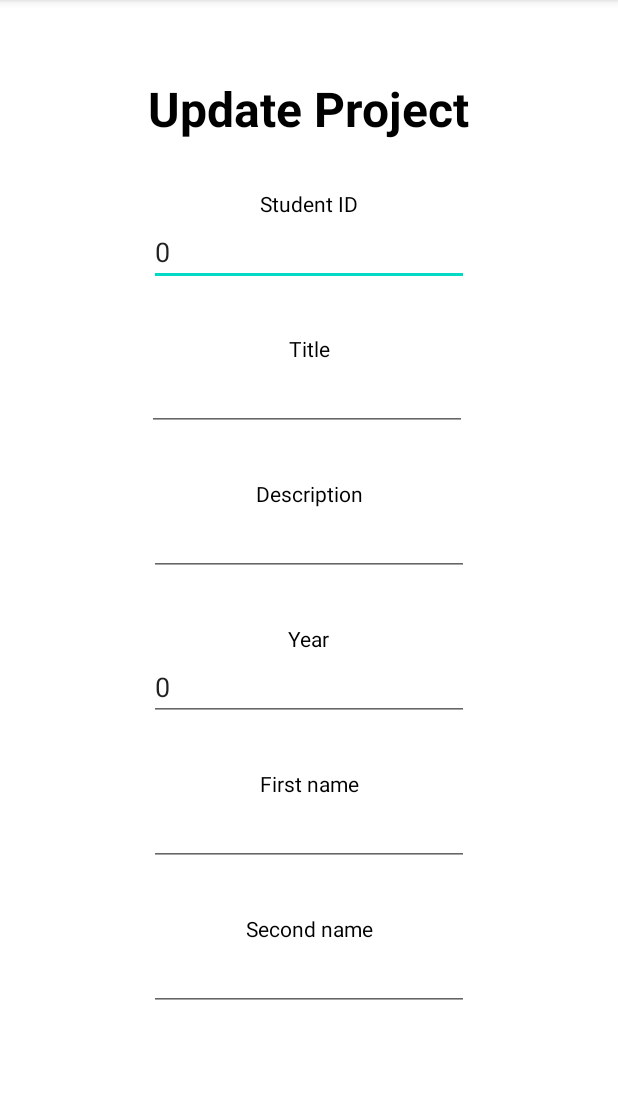
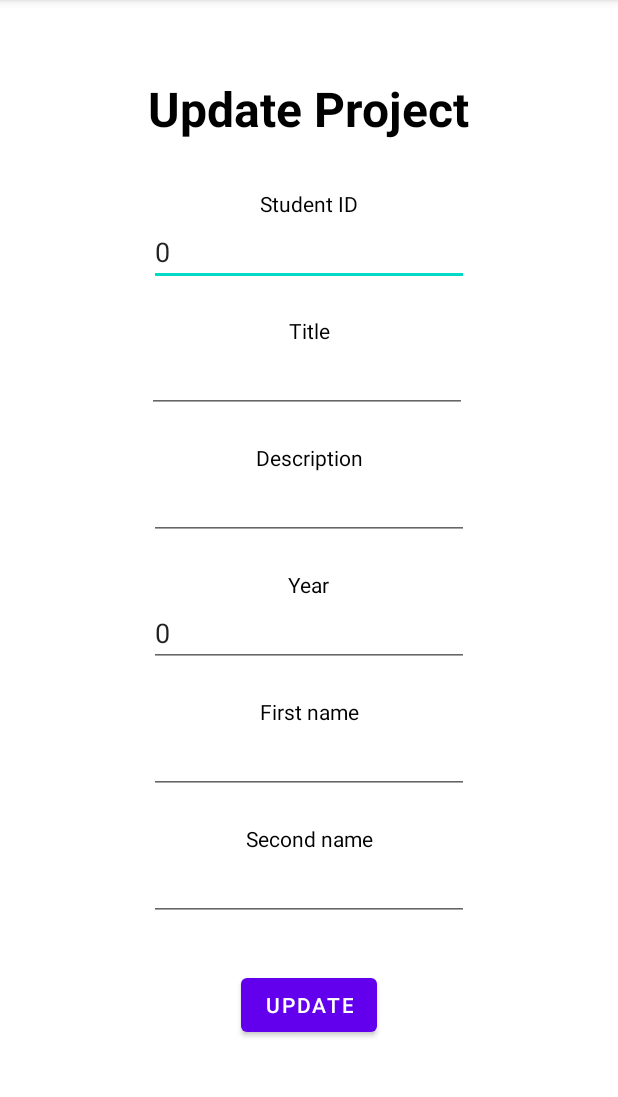
Before and after one commit to tcollyer1/student-project-app, an Android app: the UpdateProject screen opened directly, with no data from a screen before it, on a phone screen of 412 x 824 dp, the part 84-1181 px from its top. Run offline under Robolectric (Android 15) with nearby library versions, the phone set to English and light mode, and no system bars; 2 statements that could not run were skipped.

Commit message:
Added update button to project update page + a scrollview

```diff
--- a/COURSEWORK 2/app/src/main/java/com/example/studentprojectapp/Home.java
+++ b/COURSEWORK 2/app/src/main/java/com/example/studentprojectapp/Home.java
@@ -28,8 +28,6 @@ public class Home extends AppCompatActivity {
         Button viewProjectsBtn = findViewById(R.id.btn_viewProjects);
         TextView welcomeTxt = findViewById(R.id.lbl_welcome_home);
         Switch notifToggle = findViewById(R.id.swt_notificationtoggle);
-
-        //Boolean switchState = notifToggle.isChecked();
 
         // Set switch to on by default
         notifToggle.setChecked(true);
--- a/COURSEWORK 2/app/src/main/res/layout/activity_update_project.xml
+++ b/COURSEWORK 2/app/src/main/res/layout/activity_update_project.xml
@@ -1,10 +1,15 @@
 <?xml version="1.0" encoding="utf-8"?>
-<androidx.constraintlayout.widget.ConstraintLayout xmlns:android="http://schemas.android.com/apk/res/android"
+<ScrollView xmlns:android="http://schemas.android.com/apk/res/android"
     xmlns:app="http://schemas.android.com/apk/res-auto"
     xmlns:tools="http://schemas.android.com/tools"
     android:layout_width="match_parent"
     android:layout_height="match_parent"
-    tools:context=".UpdateProject">
+    tools:context=".UpdateProject"
+    android:fillViewport="true">
+
+    <androidx.constraintlayout.widget.ConstraintLayout
+        android:layout_width="match_parent"
+        android:layout_height="match_parent">
 
         <TextView
             android:id="@+id/lbl_updateProject_title"
@@ -96,7 +101,7 @@
             android:id="@+id/lbl_title"
             android:layout_width="wrap_content"
             android:layout_height="wrap_content"
-        android:layout_marginTop="32dp"
+            android:layout_marginTop="20dp"
             android:text="Title"
             android:textColor="#000000"
             app:layout_constraintEnd_toEndOf="parent"
@@ -107,7 +112,7 @@
             android:id="@+id/lbl_description"
             android:layout_width="wrap_content"
             android:layout_height="wrap_content"
-        android:layout_marginTop="32dp"
+            android:layout_marginTop="20dp"
             android:text="Description"
             android:textColor="#000000"
             app:layout_constraintEnd_toEndOf="parent"
@@ -118,7 +123,7 @@
             android:id="@+id/lbl_year"
             android:layout_width="wrap_content"
             android:layout_height="wrap_content"
-        android:layout_marginTop="32dp"
+            android:layout_marginTop="20dp"
             android:text="Year"
             android:textColor="#000000"
             app:layout_constraintEnd_toEndOf="parent"
@@ -129,7 +134,7 @@
             android:id="@+id/lbl_fname"
             android:layout_width="wrap_content"
             android:layout_height="wrap_content"
-        android:layout_marginTop="32dp"
+            android:layout_marginTop="20dp"
             android:text="First name"
             android:textColor="#000000"
             app:layout_constraintEnd_toEndOf="parent"
@@ -140,10 +145,22 @@
             android:id="@+id/lbl_lname"
             android:layout_width="wrap_content"
             android:layout_height="wrap_content"
-        android:layout_marginTop="32dp"
+            android:layout_marginTop="20dp"
             android:text="Second name"
             android:textColor="#000000"
             app:layout_constraintEnd_toEndOf="parent"
             app:layout_constraintStart_toStartOf="parent"
             app:layout_constraintTop_toBottomOf="@+id/txt_fname" />
+
+        <Button
+            android:id="@+id/btn_submitUpdate"
+            android:layout_width="wrap_content"
+            android:layout_height="wrap_content"
+            android:layout_marginTop="32dp"
+            android:text="Update"
+            app:layout_constraintEnd_toEndOf="parent"
+            app:layout_constraintStart_toStartOf="parent"
+            app:layout_constraintTop_toBottomOf="@+id/txt_lname" />
     </androidx.constraintlayout.widget.ConstraintLayout>
+
+</ScrollView>
```
Lines whose indentation alone changed are shown as unchanged.
